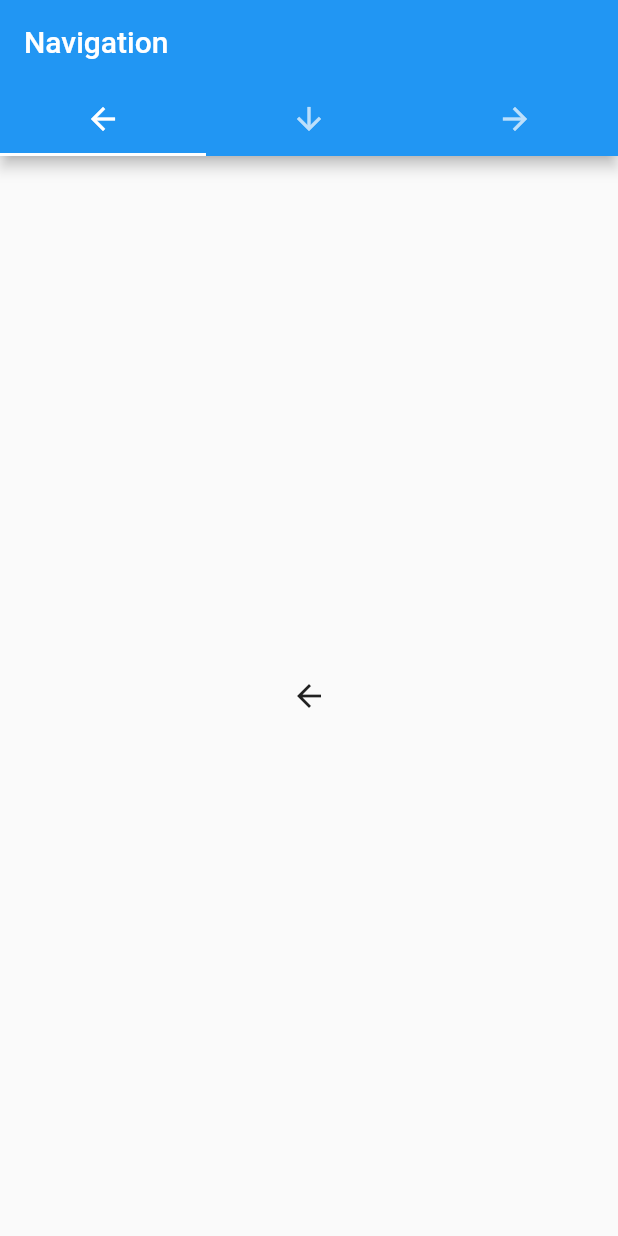
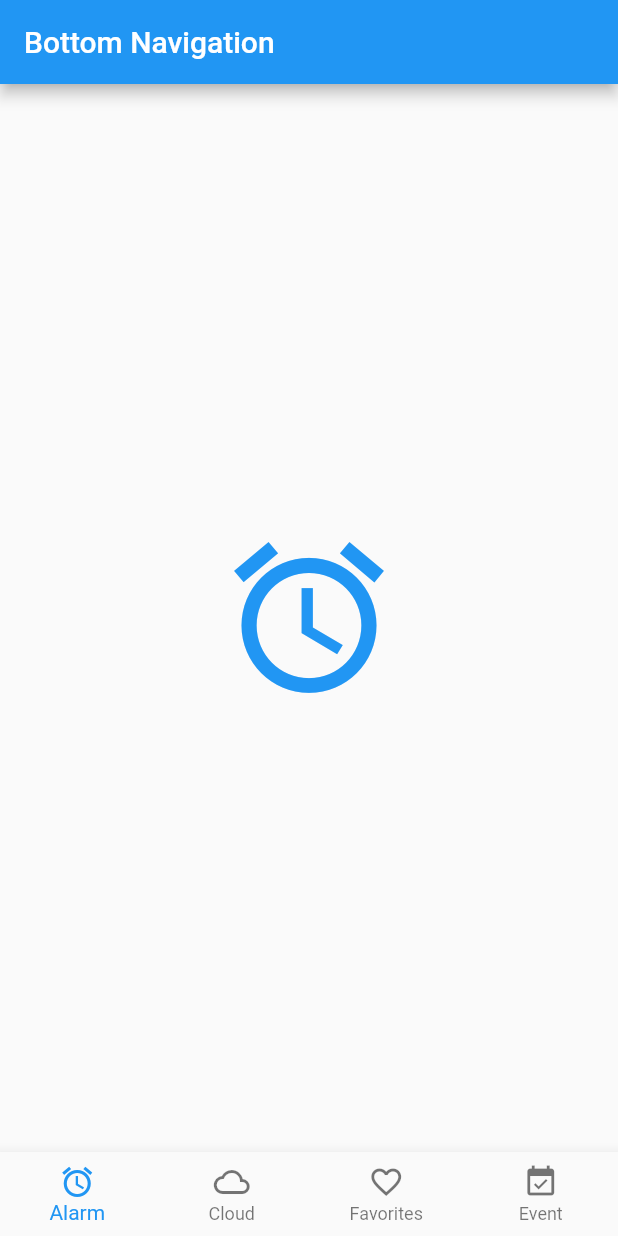
Before and after one commit to cayomesquita/flutter_practice, a Flutter app: the screen it shows after launch, on a phone screen of 412 x 824 dp. Run offline on Flutter 3.47's test engine with Material 2 defaults, Android fonts, the phone set to English and light mode, and no system bars.

Commit message:
Add Bottom Navigation

```diff
--- /dev/null
+++ b/lib/nativagation/AppNav.dart
@@ -0,0 +1,24 @@
+import 'package:flutter/material.dart';
+
+class AppNav extends StatelessWidget {
+  @override
+  Widget build(BuildContext context) {
+    return DefaultTabController(
+        length: 3,
+        child: Scaffold(
+          appBar: AppBar(
+            bottom: TabBar(tabs: [
+              Tab(icon: Icon(Icons.arrow_back)),
+              Tab(icon: Icon(Icons.arrow_downward)),
+              Tab(icon: Icon(Icons.arrow_forward)),
+            ]),
+            title: Text("Navigation"),
+          ),
+          body: TabBarView(children: [
+            Icon(Icons.arrow_back),
+            Icon(Icons.arrow_downward),
+            Icon(Icons.arrow_forward),
+          ]),
+        ));
+  }
+}
--- /dev/null
+++ b/lib/nativagation/BottomNav.dart
@@ -0,0 +1,167 @@
+import 'package:flutter/material.dart';
+
+class BottomNav extends StatefulWidget {
+  @override
+  _BottomNavState createState() => _BottomNavState();
+}
+
+class _BottomNavState extends State<BottomNav> with TickerProviderStateMixin{
+  int _currentIndex = 0;
+  BottomNavigationBarType _type = BottomNavigationBarType.fixed;
+  List<NavigationIconView> _navigationViews;
+
+  @override
+  void initState() {
+    // TODO: implement initState
+    super.initState();
+    _navigationViews = <NavigationIconView>[
+      NavigationIconView(
+        icon: const Icon(Icons.access_alarm),
+        title: 'Alarm',
+        color: Colors.deepPurple,
+        vsync: this,
+      ),
+      NavigationIconView(
+        activeIcon: const Icon(Icons.cloud),
+        icon: const Icon(Icons.cloud_queue),
+        title: 'Cloud',
+        color: Colors.teal,
+        vsync: this,
+      ),
+      NavigationIconView(
+        activeIcon: const Icon(Icons.favorite),
+        icon: const Icon(Icons.favorite_border),
+        title: 'Favorites',
+        color: Colors.indigo,
+        vsync: this,
+      ),
+      NavigationIconView(
+        icon: const Icon(Icons.event_available),
+        title: 'Event',
+        color: Colors.pink,
+        vsync: this,
+      ),
+    ];
+
+    _navigationViews[_currentIndex].controller.value = 1.0;
+  }
+
+  @override
+  void dispose() {
+    // TODO: implement dispose
+    for (final NavigationIconView view in _navigationViews)
+      view.controller.dispose();
+    super.dispose();
+  }
+
+  Widget _buildTransitionsStack() {
+    final List<FadeTransition> transitions = <FadeTransition>[
+      for (final NavigationIconView view in _navigationViews) view.transition(_type, context),
+    ];
+
+    // We want to have the newly animating (fading in) views on top.
+    transitions.sort((FadeTransition a, FadeTransition b) {
+      final Animation<double> aAnimation = a.opacity;
+      final Animation<double> bAnimation = b.opacity;
+      final double aValue = aAnimation.value;
+      final double bValue = bAnimation.value;
+      return aValue.compareTo(bValue);
+    });
+
+    return Stack(children: transitions);
+  }
+
+  @override
+  Widget build(BuildContext context) {
+    final BottomNavigationBar botNavBar = BottomNavigationBar(
+      items: _navigationViews
+          .map<BottomNavigationBarItem>((NavigationIconView navigationView) => navigationView.item)
+          .toList(),
+      currentIndex: _currentIndex,
+      type: _type,
+      onTap: (int index) {
+        setState(() {
+          _navigationViews[_currentIndex].controller.reverse();
+          _currentIndex = index;
+          _navigationViews[_currentIndex].controller.forward();
+        });
+      },
+    );
+    return Scaffold(
+      appBar: AppBar(
+        title: const Text('Bottom Navigation'),
+      ),
+      body: Center(
+        child: _buildTransitionsStack(),
+      ),
+      bottomNavigationBar: botNavBar,
+    );
+  }
+}
+
+class NavigationIconView {
+  NavigationIconView({
+    Widget icon,
+    Widget activeIcon,
+    String title,
+    Color color,
+    TickerProvider vsync,
+  }) : _icon = icon,
+        _color = color,
+        _title = title,
+        item = BottomNavigationBarItem(
+          icon: icon,
+          activeIcon: activeIcon,
+          title: Text(title),
+          backgroundColor: color,
+        ),
+        controller = AnimationController(
+          duration: kThemeAnimationDuration,
+          vsync: vsync,
+        ) {
+    _animation = controller.drive(CurveTween(
+      curve: const Interval(0.5, 1.0, curve: Curves.fastOutSlowIn),
+    ));
+  }
+
+  final Widget _icon;
+  final Color _color;
+  final String _title;
+  final BottomNavigationBarItem item;
+  final AnimationController controller;
+  Animation<double> _animation;
+
+  FadeTransition transition(BottomNavigationBarType type, BuildContext context) {
+    Color iconColor;
+    if (type == BottomNavigationBarType.shifting) {
+      iconColor = _color;
+    } else {
+      final ThemeData themeData = Theme.of(context);
+      iconColor = themeData.brightness == Brightness.light
+          ? themeData.primaryColor
+          : themeData.accentColor;
+    }
+
+    return FadeTransition(
+      opacity: _animation,
+      child: SlideTransition(
+        position: _animation.drive(
+          Tween<Offset>(
+            begin: const Offset(0.0, 0.02), // Slightly down.
+            end: Offset.zero,
+          ),
+        ),
+        child: IconTheme(
+          data: IconThemeData(
+            color: iconColor,
+            size: 120.0,
+          ),
+          child: Semantics(
+            label: 'Placeholder for $_title tab',
+            child: _icon,
+          ),
+        ),
+      ),
+    );
+  }
+}
--- a/lib/nativagation/NavApp.dart
+++ b/lib/nativagation/NavApp.dart
@@ -1,4 +1,6 @@
 import 'package:flutter/material.dart';
+import 'package:flutter_pactice/nativagation/AppNav.dart';
+import 'package:flutter_pactice/nativagation/BottomNav.dart';
 
 class NavApp extends StatefulWidget {
   @override
@@ -8,20 +10,6 @@ class NavApp extends StatefulWidget {
 class _NavAppState extends State<NavApp> {
   @override
   Widget build(BuildContext context) {
-    return DefaultTabController(length: 3, child: Scaffold(
-      appBar: AppBar(
-        bottom: TabBar(tabs: [
-          Tab(icon: Icon(Icons.arrow_back)),
-          Tab(icon: Icon(Icons.arrow_downward)),
-          Tab(icon: Icon(Icons.arrow_forward)),
-        ]),
-        title: Text("Navigation"),
-      ),
-      body: TabBarView(children: [
-        Icon(Icons.arrow_back),
-        Icon(Icons.arrow_downward),
-        Icon(Icons.arrow_forward),
-      ]),
-    ));
+    return BottomNav();
   }
 }
```
